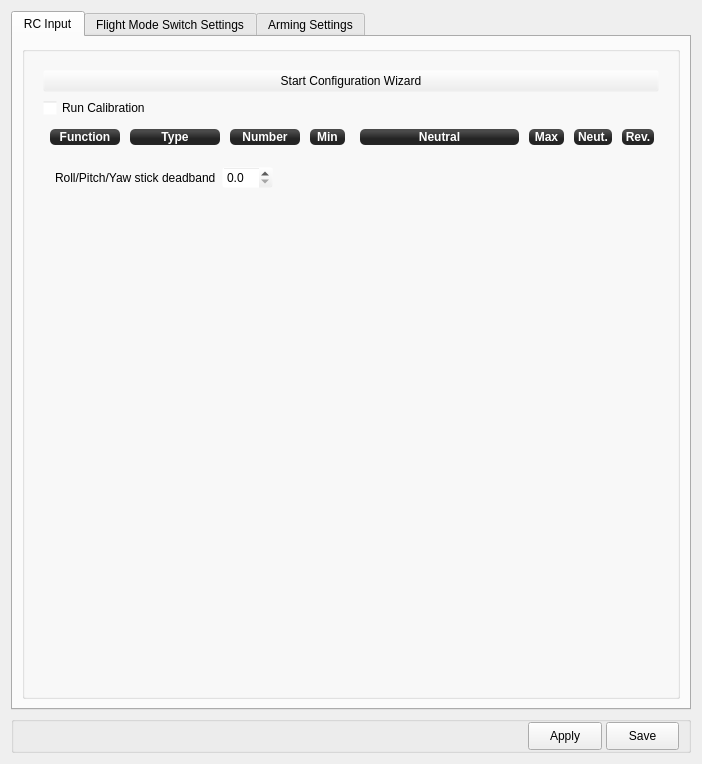
Qt form ground/openpilotgcs/src/plugins/config/input.ui (openpilot/OpenPilot) before a commit.
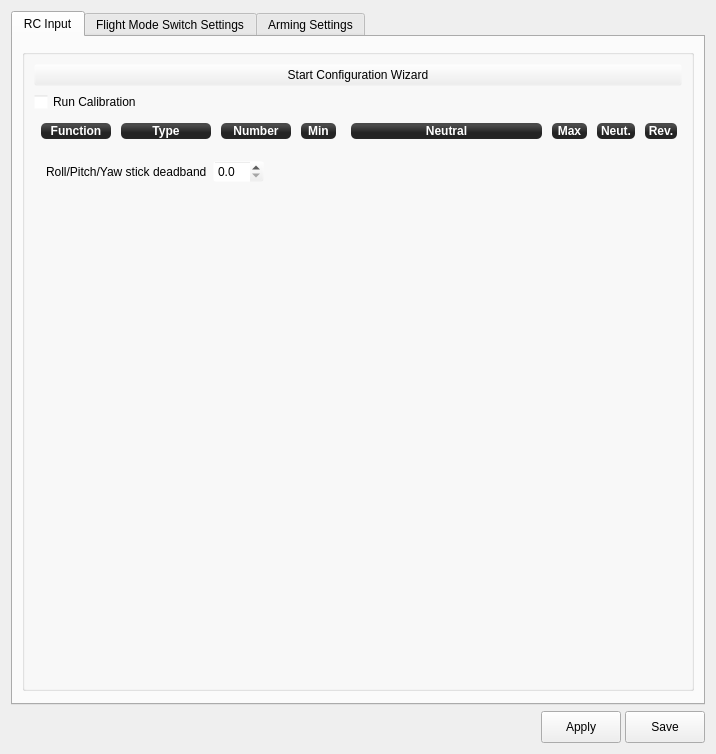
The same form after that commit. Icons and pictures are not drawn.

Commit message: almost done fixing any spacing isues, changed the font so its bigger, added some new stylesheet properties to linux and osx

Diff of the .ui file:
```diff
--- a/ground/openpilotgcs/src/plugins/config/input.ui
+++ b/ground/openpilotgcs/src/plugins/config/input.ui
@@ -6,14 +6,14 @@
    <rect>
     <x>0</x>
     <y>0</y>
-    <width>702</width>
-    <height>764</height>
+    <width>716</width>
+    <height>754</height>
    </rect>
   </property>
   <property name="windowTitle">
    <string>Form</string>
   </property>
-  <layout class="QVBoxLayout" name="verticalLayout_3">
+  <layout class="QVBoxLayout" name="verticalLayout">
    <item>
     <widget class="QTabWidget" name="tabWidget">
      <property name="currentIndex">
@@ -25,11 +25,20 @@
       </attribute>
       <layout class="QVBoxLayout" name="verticalLayout_11">
        <property name="spacing">
+        <number>24</number>
+       </property>
+       <property name="leftMargin">
+        <number>0</number>
+       </property>
+       <property name="topMargin">
         <number>12</number>
        </property>
-       <property name="margin">
+       <property name="rightMargin">
         <number>0</number>
        </property>
+       <property name="bottomMargin">
+        <number>12</number>
+       </property>
        <item>
         <widget class="QScrollArea" name="scrollArea">
          <property name="palette">
@@ -107,17 +116,29 @@
            <rect>
             <x>0</x>
             <y>0</y>
-            <width>672</width>
-            <height>657</height>
+            <width>686</width>
+            <height>630</height>
            </rect>
           </property>
           <layout class="QGridLayout" name="gridLayout">
+           <property name="topMargin">
+            <number>0</number>
+           </property>
+           <property name="bottomMargin">
+            <number>0</number>
+           </property>
+           <property name="verticalSpacing">
+            <number>24</number>
+           </property>
            <item row="1" column="0">
             <widget class="QGroupBox" name="groupBox_5">
              <property name="title">
               <string/>
              </property>
              <layout class="QVBoxLayout" name="verticalLayout_6">
+              <property name="margin">
+               <number>0</number>
+              </property>
               <item>
                <widget class="QStackedWidget" name="stackedWidget">
                 <property name="currentIndex">
@@ -658,11 +679,20 @@
       </attribute>
       <layout class="QVBoxLayout" name="verticalLayout_8">
        <property name="spacing">
+        <number>24</number>
+       </property>
+       <property name="leftMargin">
+        <number>0</number>
+       </property>
+       <property name="topMargin">
         <number>12</number>
        </property>
-       <property name="margin">
+       <property name="rightMargin">
         <number>0</number>
        </property>
+       <property name="bottomMargin">
+        <number>12</number>
+       </property>
        <item>
         <widget class="QScrollArea" name="scrollArea_3">
          <property name="palette">
@@ -740,11 +770,17 @@
            <rect>
             <x>0</x>
             <y>0</y>
-            <width>672</width>
-            <height>795</height>
+            <width>540</width>
+            <height>526</height>
            </rect>
           </property>
           <layout class="QGridLayout" name="gridLayout_7">
+           <property name="horizontalSpacing">
+            <number>12</number>
+           </property>
+           <property name="verticalSpacing">
+            <number>24</number>
+           </property>
            <item row="0" column="0">
             <widget class="QGroupBox" name="groupBox_2">
              <property name="title">
@@ -1183,11 +1219,20 @@
       </attribute>
       <layout class="QVBoxLayout" name="verticalLayout_12">
        <property name="spacing">
+        <number>24</number>
+       </property>
+       <property name="leftMargin">
+        <number>0</number>
+       </property>
+       <property name="topMargin">
         <number>12</number>
        </property>
-       <property name="margin">
+       <property name="rightMargin">
         <number>0</number>
        </property>
+       <property name="bottomMargin">
+        <number>12</number>
+       </property>
        <item>
         <widget class="QScrollArea" name="scrollArea_2">
          <property name="palette">
@@ -1265,11 +1310,14 @@
            <rect>
             <x>0</x>
             <y>0</y>
-            <width>672</width>
-            <height>795</height>
+            <width>529</width>
+            <height>173</height>
            </rect>
           </property>
           <layout class="QVBoxLayout" name="verticalLayout_2">
+           <property name="spacing">
+            <number>24</number>
+           </property>
            <item>
             <widget class="QGroupBox" name="groupBox_6">
              <property name="title">
@@ -1392,26 +1440,10 @@
     </widget>
    </item>
    <item>
-    <widget class="QGroupBox" name="groupBox_3">
-     <property name="maximumSize">
-      <size>
-       <width>16777215</width>
-       <height>45</height>
-      </size>
-     </property>
-     <property name="title">
-      <string/>
-     </property>
      <layout class="QHBoxLayout" name="horizontalLayout_5">
       <property name="spacing">
        <number>4</number>
       </property>
-      <property name="topMargin">
-       <number>0</number>
-      </property>
-      <property name="bottomMargin">
-       <number>0</number>
-      </property>
       <item>
        <spacer name="horizontalSpacer_5">
         <property name="orientation">
@@ -1420,7 +1452,7 @@
         <property name="sizeHint" stdset="0">
          <size>
           <width>483</width>
-          <height>20</height>
+         <height>16</height>
          </size>
         </property>
        </spacer>
@@ -1436,7 +1468,7 @@
         <property name="maximumSize">
          <size>
           <width>25</width>
-          <height>26</height>
+         <height>25</height>
          </size>
         </property>
         <property name="toolTip">
@@ -1465,7 +1497,13 @@
         <property name="minimumSize">
          <size>
           <width>60</width>
-          <height>28</height>
+         <height>32</height>
+        </size>
+       </property>
+       <property name="maximumSize">
+        <size>
+         <width>16777215</width>
+         <height>32</height>
          </size>
         </property>
         <property name="toolTip">
@@ -1485,7 +1523,13 @@
         <property name="minimumSize">
          <size>
           <width>60</width>
-          <height>28</height>
+         <height>32</height>
+        </size>
+       </property>
+       <property name="maximumSize">
+        <size>
+         <width>16777215</width>
+         <height>32</height>
          </size>
         </property>
         <property name="toolTip">
@@ -1501,7 +1545,6 @@
        </widget>
       </item>
      </layout>
-    </widget>
    </item>
   </layout>
  </widget>
```
Lines whose indentation alone changed are shown as unchanged. The commit also changes 13 other files.
